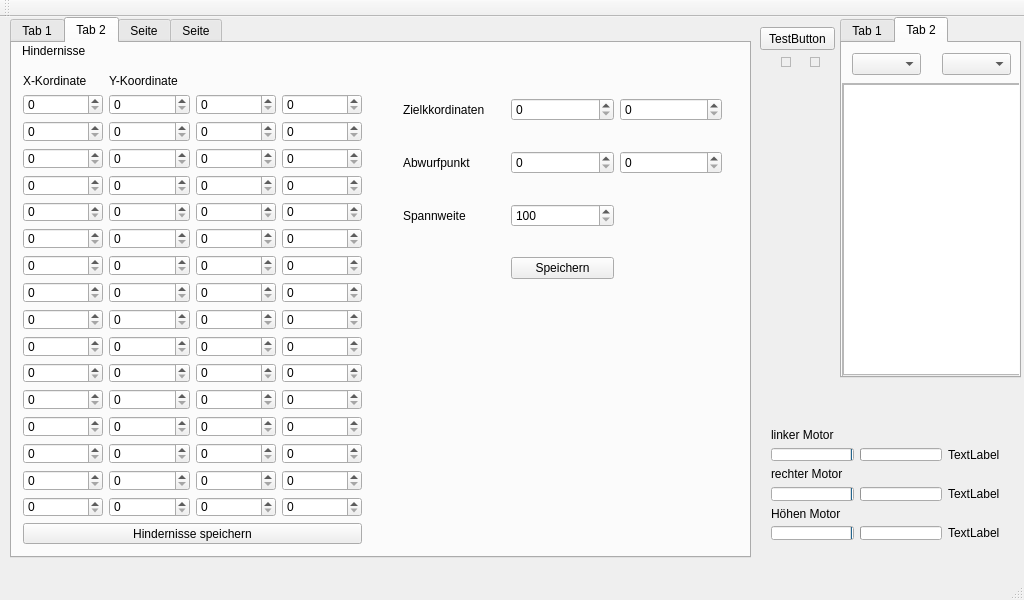
First picture: the form in mainwindow.ui, repository Koerner/Sturzflug-at-daedalus.ei.tum.de, before the edit.
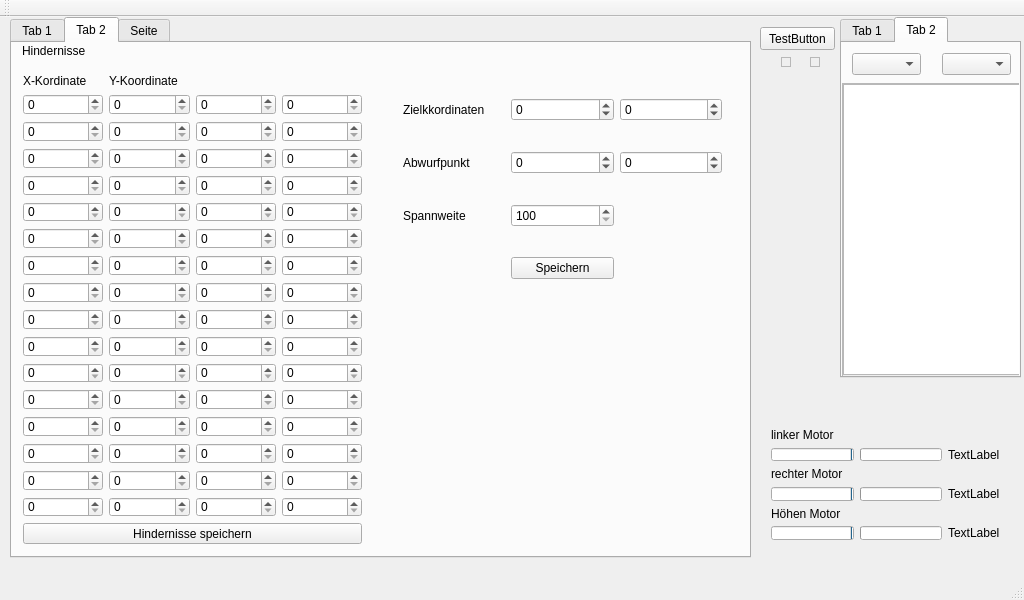
Second picture: the form after the edit. The open tabs and pages were chosen to show the change.

Commit message: Hansteuerung abschaltbar (GUI)

Diff of the .ui file:
```diff
--- a/mainwindow.ui
+++ b/mainwindow.ui
@@ -776,10 +776,30 @@
       </property>
       <layout class="QGridLayout" name="gridLayout_5">
        <item row="0" column="1">
-        <widget class="QSpinBox" name="zielkkordinaten_x"/>
+        <widget class="QSpinBox" name="zielkkordinaten_x">
+         <property name="minimum">
+          <number>-99999</number>
+         </property>
+         <property name="maximum">
+          <number>99999</number>
+         </property>
+         <property name="singleStep">
+          <number>10</number>
+         </property>
+        </widget>
        </item>
        <item row="0" column="2">
-        <widget class="QSpinBox" name="Zielkoordinaten_y"/>
+        <widget class="QSpinBox" name="Zielkoordinaten_y">
+         <property name="minimum">
+          <number>-99999</number>
+         </property>
+         <property name="maximum">
+          <number>99999</number>
+         </property>
+         <property name="singleStep">
+          <number>10</number>
+         </property>
+        </widget>
        </item>
        <item row="0" column="0">
         <widget class="QLabel" name="label_Zielkkordinaten">
@@ -796,10 +816,30 @@
         </widget>
        </item>
        <item row="1" column="1">
-        <widget class="QSpinBox" name="abwurfpunkt_x"/>
+        <widget class="QSpinBox" name="abwurfpunkt_x">
+         <property name="minimum">
+          <number>-99999</number>
+         </property>
+         <property name="maximum">
+          <number>99999</number>
+         </property>
+         <property name="singleStep">
+          <number>10</number>
+         </property>
+        </widget>
        </item>
        <item row="1" column="2">
-        <widget class="QSpinBox" name="abwurfpunkt_y"/>
+        <widget class="QSpinBox" name="abwurfpunkt_y">
+         <property name="minimum">
+          <number>-99999</number>
+         </property>
+         <property name="maximum">
+          <number>99999</number>
+         </property>
+         <property name="singleStep">
+          <number>10</number>
+         </property>
+        </widget>
        </item>
        <item row="3" column="1">
         <widget class="QPushButton" name="setZiel">
@@ -1221,11 +1261,6 @@
       </layout>
      </widget>
     </widget>
-    <widget class="QWidget" name="Handsteuerung">
-     <attribute name="title">
-      <string>Seite</string>
-     </attribute>
-    </widget>
    </widget>
    <widget class="QWidget" name="gridLayoutWidget_4">
     <property name="geometry">
```
Left out of the diff: 4 changed lines with no effect on the pictures. The commit also changes 2 other files.
